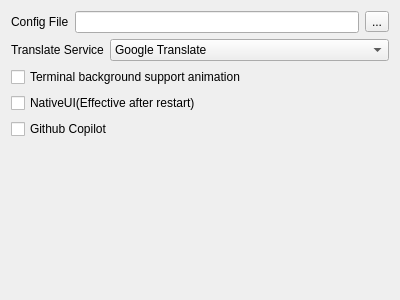
Qt form src/globaloptions/globaloptionsadvancedwidget.ui (QQxiaoming/quardCRT) before a commit.
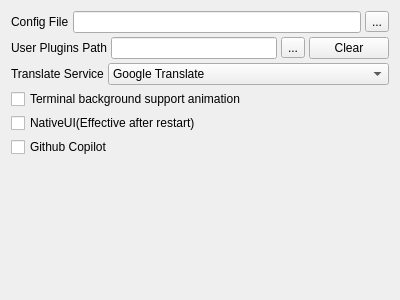
The same form after that commit.

Commit message: Add user-defined plugin loading path setting

Diff of the .ui file:
```diff
--- a/src/globaloptions/globaloptionsadvancedwidget.ui
+++ b/src/globaloptions/globaloptionsadvancedwidget.ui
@@ -11,8 +11,14 @@
    </rect>
   </property>
   <layout class="QVBoxLayout" name="verticalLayout">
+   <property name="spacing">
+    <number>4</number>
+   </property>
    <item>
     <layout class="QHBoxLayout" name="horizontalLayout_2">
+     <property name="spacing">
+      <number>4</number>
+     </property>
      <item>
       <widget class="QLabel" name="labelConfigFile">
        <property name="sizePolicy">
@@ -42,8 +48,48 @@
      </item>
     </layout>
    </item>
+   <item>
+    <layout class="QHBoxLayout" name="horizontalLayout_3">
+     <property name="spacing">
+      <number>4</number>
+     </property>
+     <item>
+      <widget class="QLabel" name="label">
+       <property name="text">
+        <string>User Plugins Path</string>
+       </property>
+      </widget>
+     </item>
+     <item>
+      <widget class="QLineEdit" name="lineEditUserPluginsPath"/>
+     </item>
+     <item>
+      <widget class="QToolButton" name="toolButtonUserPluginsPath">
+       <property name="text">
+        <string notr="true">...</string>
+       </property>
+      </widget>
+     </item>
+     <item>
+      <widget class="QPushButton" name="pushButtonUserPluginsPathClear">
+       <property name="sizePolicy">
+        <sizepolicy hsizetype="Fixed" vsizetype="Fixed">
+         <horstretch>0</horstretch>
+         <verstretch>0</verstretch>
+        </sizepolicy>
+       </property>
+       <property name="text">
+        <string>Clear</string>
+       </property>
+      </widget>
+     </item>
+    </layout>
+   </item>
    <item>
     <layout class="QHBoxLayout" name="horizontalLayout">
+     <property name="spacing">
+      <number>4</number>
+     </property>
      <item>
       <widget class="QLabel" name="labelTranslateService">
        <property name="sizePolicy">
```
The commit also changes 55 other files.
